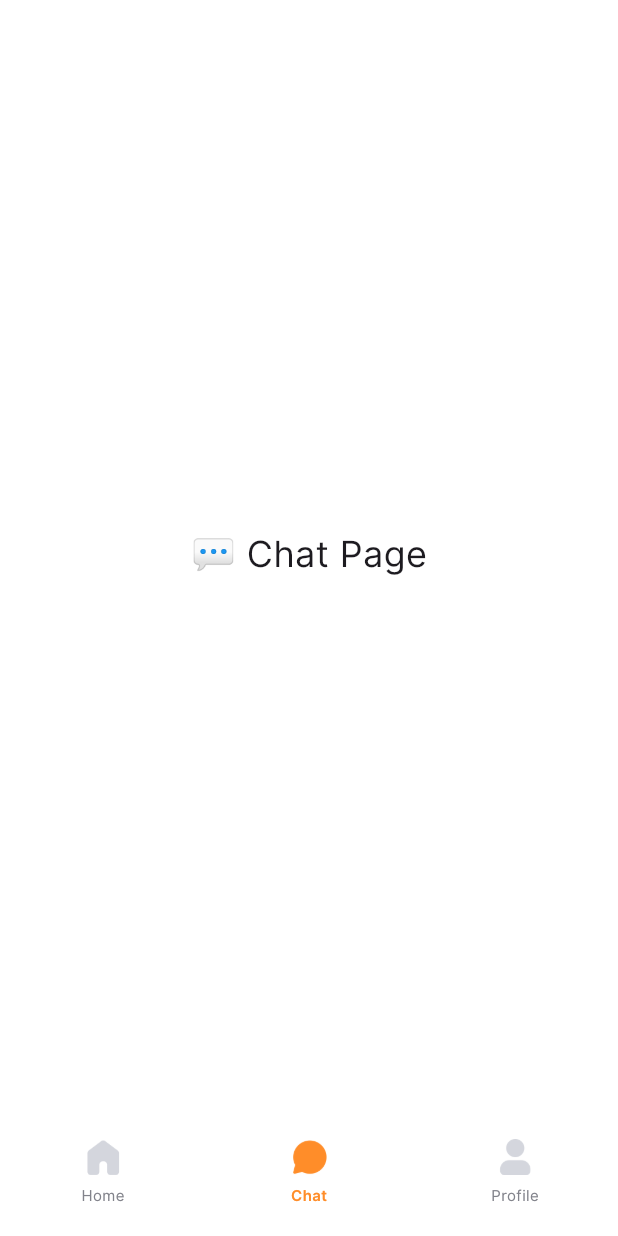
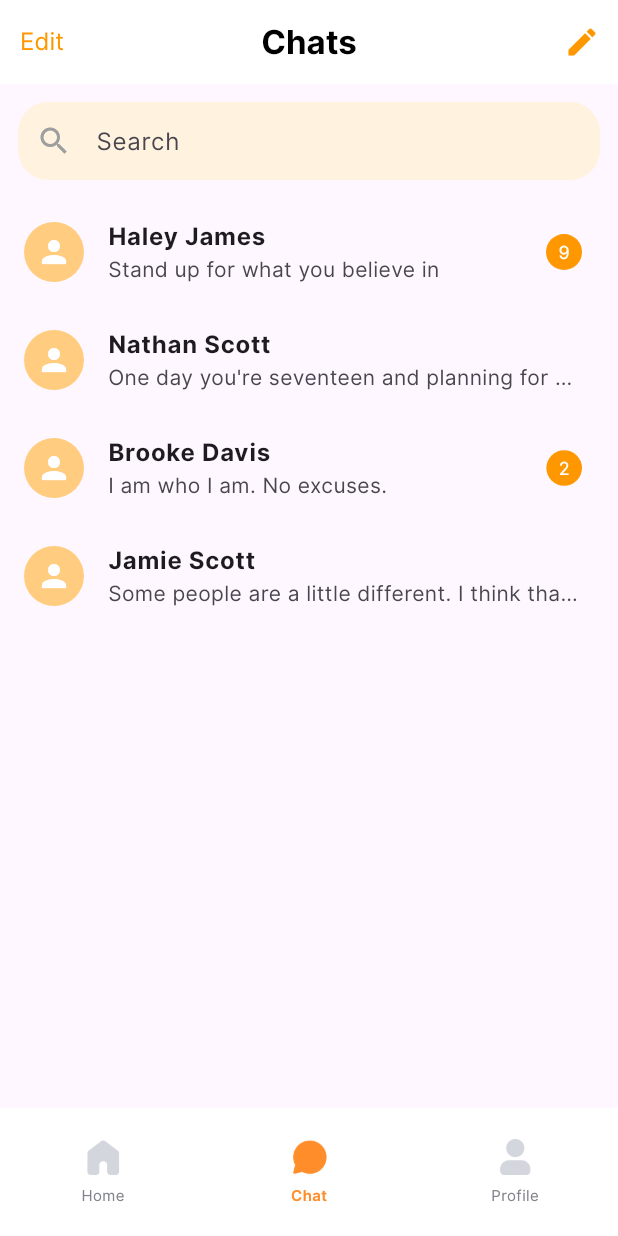
Before and after one commit to Kishoreselvaraj/storeOwner, a Flutter app: the screen it shows once a user with an empty profile is signed in, item 2 of the bottom bar chosen, on a phone screen of 412 x 824 dp. Run offline on Flutter 3.47's test engine with Material 3 defaults, Android fonts, the phone set to English and light mode, and no system bars; our stand-ins replace cloud_firestore, firebase_auth, firebase_core, firebase_database, geolocator, google_maps_flutter and 1 more; accounts and stored records are empty.

Commit message:
chat and location

```diff
--- a/lib/screens/Chat/ChatPage.dart
+++ b/lib/screens/Chat/ChatPage.dart
@@ -5,8 +5,97 @@ class ChatPage extends StatelessWidget {
 
   @override
   Widget build(BuildContext context) {
-    return const Center(
-      child: Text("💬 Chat Page", style: TextStyle(fontSize: 24)),
+    return Scaffold(
+      appBar: AppBar(
+        backgroundColor: Color(0xFFFFFFFFF),
+        elevation: 0,
+        leading: TextButton(
+          onPressed: () {},
+          child: const Text(
+            "Edit",
+            style: TextStyle(color: Colors.orange, fontSize: 16),
+          ),
+        ),
+        title: const Text(
+          "Chats",
+          style: TextStyle(color: Colors.black, fontWeight: FontWeight.bold),
+        ),
+        centerTitle: true,
+        actions: [
+          IconButton(
+            icon: const Icon(Icons.edit, color: Colors.orange),
+            onPressed: () {},
+          ),
+        ],
+      ),
+      body: Column(
+        children: [
+          // ✅ Search Bar
+          Padding(
+            padding: const EdgeInsets.all(12.0),
+            child: Container(
+              decoration: BoxDecoration(
+                color: Colors.orange.shade50,
+                borderRadius: BorderRadius.circular(20),
+              ),
+              child: const TextField(
+                decoration: InputDecoration(
+                  prefixIcon: Icon(Icons.search, color: Colors.grey),
+                  hintText: "Search",
+                  border: InputBorder.none,
+                  contentPadding: EdgeInsets.symmetric(vertical: 14),
+                ),
+              ),
+            ),
+          ),
+
+          // ✅ Chat List
+          Expanded(
+            child: ListView(
+              children: [
+                chatTile("Haley James", "Stand up for what you believe in", 9),
+                chatTile("Nathan Scott",
+                    "One day you're seventeen and planning for someday...", 0),
+                chatTile("Brooke Davis", "I am who I am. No excuses.", 2),
+                chatTile("Jamie Scott",
+                    "Some people are a little different. I think that's cool.",
+                    0),
+              ],
+            ),
+          ),
+        ],
+      ),
+    );
+  }
+
+  Widget chatTile(String name, String message, int unreadCount) {
+    return ListTile(
+      leading: CircleAvatar(
+        backgroundColor: Colors.orange.shade200,
+        child: const Icon(Icons.person, color: Colors.white),
+      ),
+      title: Text(
+        name,
+        style: const TextStyle(fontWeight: FontWeight.bold),
+      ),
+      subtitle: Text(
+        message,
+        maxLines: 1,
+        overflow: TextOverflow.ellipsis,
+      ),
+      trailing: unreadCount > 0
+          ? Container(
+              padding: const EdgeInsets.all(8),
+              decoration: const BoxDecoration(
+                color: Colors.orange,
+                shape: BoxShape.circle,
+              ),
+              child: Text(
+                unreadCount.toString(),
+                style: const TextStyle(color: Colors.white, fontSize: 12),
+              ),
+            )
+          : null,
     );
   }
 }
--- a/pubspec.yaml
+++ b/pubspec.yaml
@@ -17,6 +17,7 @@ dependencies:
   cloud_firestore: ^6.0.0
   google_maps_flutter: ^2.12.3
   geolocator: ^14.0.2
+  permission_handler: ^11.0.0
 
 dev_dependencies:
   flutter_test:
```
Also changed, not shown: lib/screens/Profile/profile/CreateStorePage.dart (+139 -89 lines), pubspec.lock, 3 other files.
